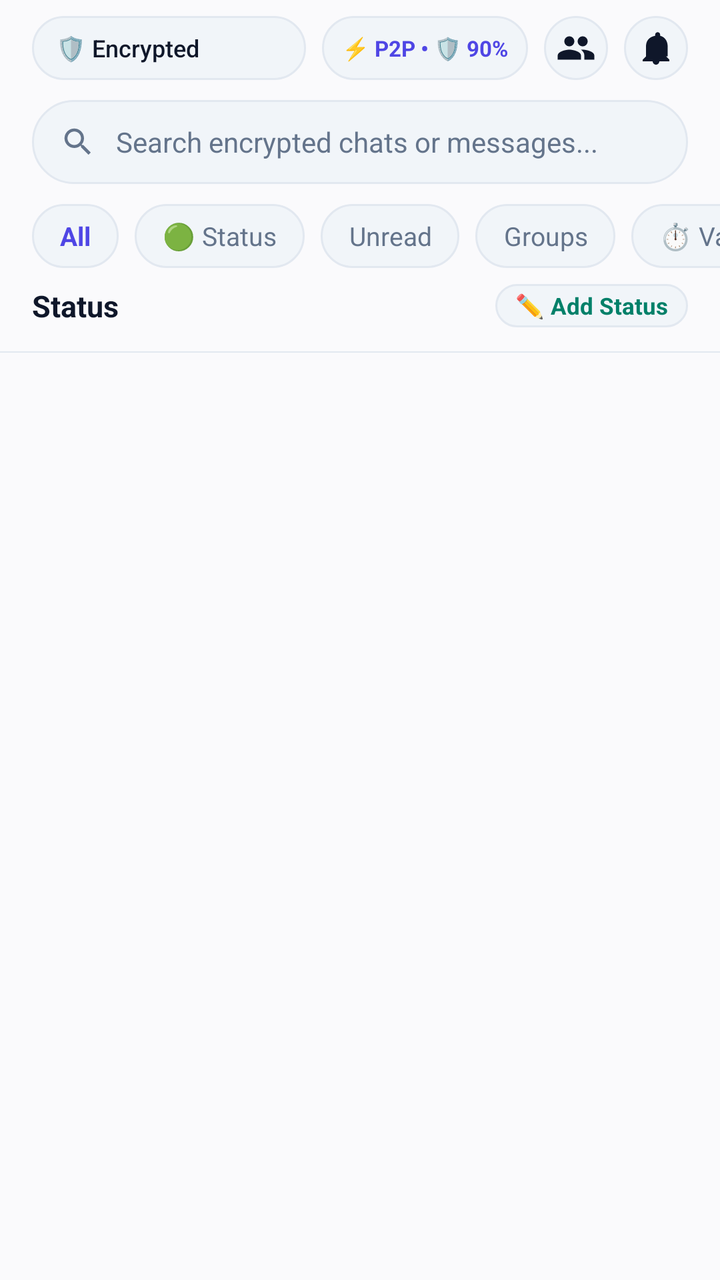
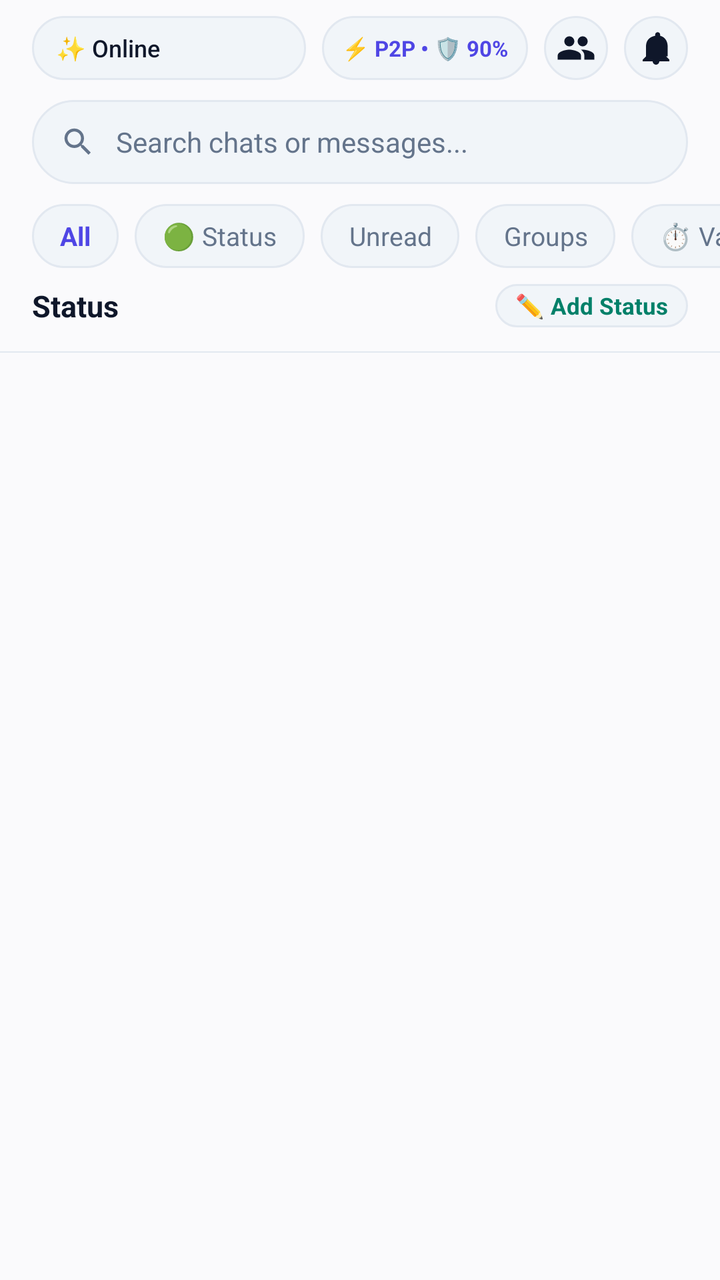

An Android layout rendered at two revisions. The XML below is the earlier revision; the diff shows what the commit changed to produce the second picture.
<!-- AndroidManifest.xml: application theme Theme.VEIL -->
<!-- res/layout/fragment_home.xml -->
<?xml version="1.0" encoding="utf-8"?>
<RelativeLayout xmlns:android="http://schemas.android.com/apk/res/android"
    xmlns:app="http://schemas.android.com/apk/res-auto"
    android:layout_width="match_parent"
    android:layout_height="match_parent"
    android:background="@color/colorBackground">

    <androidx.coordinatorlayout.widget.CoordinatorLayout
        android:id="@+id/homeCoordinatorLayout"
        android:layout_width="match_parent"
        android:layout_height="match_parent">

        <com.google.android.material.appbar.AppBarLayout
            android:id="@+id/homeAppBarLayout"
            android:layout_width="match_parent"
            android:layout_height="wrap_content"
            android:background="@android:color/transparent"
            app:elevation="0dp">

            <LinearLayout
                android:id="@+id/homeHeaderSection"
                android:layout_width="match_parent"
                android:layout_height="wrap_content"
                android:orientation="vertical"
                app:layout_scrollFlags="scroll|enterAlways">

            
            <LinearLayout
                android:id="@+id/personaStatusBar"
                android:layout_width="match_parent"
                android:layout_height="wrap_content"
                android:orientation="horizontal"
                android:gravity="center_vertical"
                android:paddingStart="16dp"
                android:paddingEnd="16dp"
                android:paddingTop="8dp"
                android:paddingBottom="4dp">

                <TextView
                    android:id="@+id/btnActivePersona"
                    android:layout_width="0dp"
                    android:layout_height="32dp"
                    android:layout_weight="1"
                    android:background="@drawable/bg_filter_chip"
                    android:gravity="center_vertical"
                    android:paddingStart="12dp"
                    android:paddingEnd="12dp"
                    android:text="🛡️ Encrypted"
                    android:textColor="@color/textPrimary"
                    android:textSize="12sp"
                    android:fontFamily="sans-serif-medium"
                    android:maxLines="1"
                    android:ellipsize="end" />

                <TextView
                    android:id="@+id/tvMeshStatusPill"
                    android:layout_width="wrap_content"
                    android:layout_height="32dp"
                    android:layout_marginStart="8dp"
                    android:background="@drawable/bg_filter_chip"
                    android:gravity="center"
                    android:paddingStart="10dp"
                    android:paddingEnd="10dp"
                    android:text="⚡ P2P • 🛡️ 90%"
                    android:textColor="@color/colorPrimary"
                    android:textSize="11sp"
                    android:textStyle="bold" />

                <ImageButton
                    android:id="@+id/btnQuickNewGroup"
                    android:layout_width="32dp"
                    android:layout_height="32dp"
                    android:layout_marginStart="8dp"
                    android:background="@drawable/bg_filter_chip"
                    android:src="@drawable/ic_group"
                    android:padding="6dp"
                    android:scaleType="fitCenter"
                    app:tint="@color/textPrimary"
                    android:contentDescription="New Group" />

                <ImageButton
                    android:id="@+id/btnNotificationsBell"
                    android:layout_width="32dp"
                    android:layout_height="32dp"
                    android:layout_marginStart="8dp"
                    android:background="@drawable/bg_filter_chip"
                    android:src="@drawable/ic_notifications"
                    android:padding="6dp"
                    android:scaleType="fitCenter"
                    app:tint="@color/textPrimary"
                    android:contentDescription="Notifications" />
            </LinearLayout>

            
            <LinearLayout
                android:id="@+id/searchContainer"
                android:layout_width="match_parent"
                android:layout_height="42dp"
                android:layout_marginStart="16dp"
                android:layout_marginEnd="16dp"
                android:layout_marginTop="6dp"
                android:layout_marginBottom="4dp"
                android:background="@drawable/bg_chat_input"
                android:gravity="center_vertical"
                android:orientation="horizontal"
                android:paddingStart="14dp"
                android:paddingEnd="10dp">

                <ImageView
                    android:layout_width="18dp"
                    android:layout_height="18dp"
                    android:src="@drawable/ic_search"
                    app:tint="@color/textSecondary" />

                <EditText
                    android:id="@+id/etSearchChats"
                    android:layout_width="0dp"
                    android:layout_height="match_parent"
                    android:layout_weight="1"
                    android:layout_marginStart="10dp"
                    android:background="@null"
                    android:hint="Search encrypted chats or messages..."
                    android:textColor="@color/textPrimary"
                    android:textColorHint="@color/textSecondary"
                    android:textSize="14sp"
                    android:singleLine="true"
                    android:imeOptions="actionSearch" />

                <ImageView
                    android:id="@+id/btnClearSearch"
                    android:layout_width="24dp"
                    android:layout_height="24dp"
                    android:padding="4dp"
                    android:src="@drawable/ic_close"
                    app:tint="@color/textSecondary"
                    android:visibility="gone" />
            </LinearLayout>

            
            <HorizontalScrollView
                android:id="@+id/filterChipsScrollView"
                android:layout_width="match_parent"
                android:layout_height="wrap_content"
                android:scrollbars="none"
                android:paddingStart="16dp"
                android:paddingEnd="16dp"
                android:paddingTop="6dp"
                android:paddingBottom="6dp"
                android:clipToPadding="false">

                <LinearLayout
                    android:layout_width="wrap_content"
                    android:layout_height="wrap_content"
                    android:orientation="horizontal">

                    <TextView
                        android:id="@+id/chipFilterAll"
                        android:layout_width="wrap_content"
                        android:layout_height="32dp"
                        android:gravity="center"
                        android:paddingStart="14dp"
                        android:paddingEnd="14dp"
                        android:layout_marginEnd="8dp"
                        android:background="@drawable/bg_filter_chip"
                        android:text="All"
                        android:textColor="@color/colorPrimary"
                        android:textStyle="bold"
                        android:textSize="13sp" />

                    <TextView
                        android:id="@+id/chipFilterStatus"
                        android:layout_width="wrap_content"
                        android:layout_height="32dp"
                        android:gravity="center"
                        android:paddingStart="14dp"
                        android:paddingEnd="14dp"
                        android:layout_marginEnd="8dp"
                        android:background="@drawable/bg_filter_chip"
                        android:text="🟢 Status"
                        android:textColor="@color/textSecondary"
                        android:textSize="13sp" />

                    <TextView
                        android:id="@+id/chipFilterUnread"
                        android:layout_width="wrap_content"
                        android:layout_height="32dp"
                        android:gravity="center"
                        android:paddingStart="14dp"
                        android:paddingEnd="14dp"
                        android:layout_marginEnd="8dp"
                        android:background="@drawable/bg_filter_chip"
                        android:text="Unread"
                        android:textColor="@color/textSecondary"
                        android:textSize="13sp" />

                    <TextView
                        android:id="@+id/chipFilterGroups"
                        android:layout_width="wrap_content"
                        android:layout_height="32dp"
                        android:gravity="center"
                        android:paddingStart="14dp"
                        android:paddingEnd="14dp"
                        android:layout_marginEnd="8dp"
                        android:background="@drawable/bg_filter_chip"
                        android:text="Groups"
                        android:textColor="@color/textSecondary"
                        android:textSize="13sp" />

                    <TextView
                        android:id="@+id/chipFilterVanish"
                        android:layout_width="wrap_content"
                        android:layout_height="32dp"
                        android:gravity="center"
                        android:paddingStart="14dp"
                        android:paddingEnd="14dp"
                        android:layout_marginEnd="8dp"
                        android:background="@drawable/bg_filter_chip"
                        android:text="⏱️ Vanish"
                        android:textColor="@color/textSecondary"
                        android:textSize="13sp" />

                    <TextView
                        android:id="@+id/chipFilterPinned"
                        android:layout_width="wrap_content"
                        android:layout_height="32dp"
                        android:gravity="center"
                        android:paddingStart="14dp"
                        android:paddingEnd="14dp"
                        android:layout_marginEnd="8dp"
                        android:background="@drawable/bg_filter_chip"
                        android:text="📌 Pinned"
                        android:textColor="@color/textSecondary"
                        android:textSize="13sp" />

                    <TextView
                        android:id="@+id/chipFilterSecret"
                        android:layout_width="wrap_content"
                        android:layout_height="32dp"
                        android:gravity="center"
                        android:paddingStart="14dp"
                        android:paddingEnd="14dp"
                        android:background="@drawable/bg_filter_chip"
                        android:text="🔒 Secret Vault"
                        android:textColor="@color/textSecondary"
                        android:textSize="13sp" />
                </LinearLayout>
            </HorizontalScrollView>

            
            <LinearLayout
                android:id="@+id/statusTraySection"
                android:layout_width="match_parent"
                android:layout_height="wrap_content"
                android:orientation="vertical"
                android:paddingTop="2dp"
                android:paddingBottom="6dp">

                <LinearLayout
                    android:layout_width="match_parent"
                    android:layout_height="wrap_content"
                    android:orientation="horizontal"
                    android:gravity="center_vertical"
                    android:paddingStart="16dp"
                    android:paddingEnd="16dp"
                    android:paddingBottom="4dp">

                    <TextView
                        android:layout_width="0dp"
                        android:layout_height="wrap_content"
                        android:layout_weight="1"
                        android:text="Status"
                        android:textColor="@color/textPrimary"
                        android:textSize="15sp"
                        android:textStyle="bold" />

                    <TextView
                        android:id="@+id/btnAddMyStatusHeader"
                        android:layout_width="wrap_content"
                        android:layout_height="wrap_content"
                        android:background="@drawable/bg_filter_chip"
                        android:paddingStart="10dp"
                        android:paddingEnd="10dp"
                        android:paddingTop="3dp"
                        android:paddingBottom="3dp"
                        android:text="✏️ Add Status"
                        android:textColor="#008069"
                        android:textSize="11.5sp"
                        android:textStyle="bold" />
                </LinearLayout>

                <HorizontalScrollView
                    android:id="@+id/statusTilesScrollView"
                    android:layout_width="match_parent"
                    android:layout_height="wrap_content"
                    android:scrollbars="none"
                    android:paddingStart="16dp"
                    android:paddingEnd="16dp"
                    android:clipToPadding="false">

                    <LinearLayout
                        android:id="@+id/statusTilesContainer"
                        android:layout_width="wrap_content"
                        android:layout_height="wrap_content"
                        android:orientation="horizontal" />
                </HorizontalScrollView>

                <View
                    android:layout_width="match_parent"
                    android:layout_height="0.8dp"
                    android:layout_marginTop="8dp"
                    android:background="@color/colorOutline" />
            </LinearLayout>

            
            <LinearLayout
                android:id="@+id/secretVaultRow"
                android:layout_width="match_parent"
                android:layout_height="48dp"
                android:orientation="horizontal"
                android:gravity="center_vertical"
                android:paddingStart="20dp"
                android:paddingEnd="20dp"
                android:background="?attr/selectableItemBackground"
                android:visibility="gone">

                <ImageView
                    android:layout_width="20dp"
                    android:layout_height="20dp"
                    android:src="@drawable/ic_lock"
                    app:tint="@color/colorPrimary" />

                <TextView
                    android:layout_width="0dp"
                    android:layout_height="wrap_content"
                    android:layout_weight="1"
                    android:layout_marginStart="16dp"
                    android:text="Locked chats"
                    android:textColor="@color/textPrimary"
                    android:textSize="15sp"
                    android:fontFamily="sans-serif-medium" />

                <TextView
                    android:id="@+id/secretVaultCount"
                    android:layout_width="wrap_content"
                    android:layout_height="wrap_content"
                    android:textColor="@color/colorPrimary"
                    android:textSize="13sp"
                    android:textStyle="bold"
                    android:text="0" />

            </LinearLayout>

            <View
                android:id="@+id/secretVaultDivider"
                android:layout_width="match_parent"
                android:layout_height="1dp"
                android:background="@color/colorOutline"
                android:visibility="gone" />

            
            <LinearLayout
                android:id="@+id/archivedRow"
                android:layout_width="match_parent"
                android:layout_height="48dp"
                android:orientation="horizontal"
                android:gravity="center_vertical"
                android:paddingStart="20dp"
                android:paddingEnd="20dp"
                android:background="?attr/selectableItemBackground"
                android:visibility="gone">

                <ImageView
                    android:layout_width="20dp"
                    android:layout_height="20dp"
                    android:src="@drawable/ic_archive"
                    app:tint="@color/colorPrimary" />

                <TextView
                    android:layout_width="0dp"
                    android:layout_height="wrap_content"
                    android:layout_weight="1"
                    android:layout_marginStart="16dp"
                    android:text="Archived"
                    android:textColor="@color/textPrimary"
                    android:textSize="15sp"
                    android:fontFamily="sans-serif-medium" />

                <TextView
                    android:id="@+id/archivedCount"
                    android:layout_width="wrap_content"
                    android:layout_height="wrap_content"
                    android:textColor="@color/colorPrimary"
                    android:textSize="13sp"
                    android:textStyle="bold"
                    android:text="0" />

            </LinearLayout>

            <View
                android:id="@+id/archivedDivider"
                android:layout_width="match_parent"
                android:layout_height="1dp"
                android:background="@color/colorOutline"
                android:visibility="gone" />

            </LinearLayout>

        </com.google.android.material.appbar.AppBarLayout>

        
        <androidx.recyclerview.widget.RecyclerView
            android:id="@+id/chatsRecyclerView"
            android:layout_width="match_parent"
            android:layout_height="match_parent"
            app:layout_behavior="@string/appbar_scrolling_view_behavior"
            android:paddingTop="4dp"
            android:paddingBottom="96dp"
            android:clipToPadding="false"
            android:nestedScrollingEnabled="true"
            android:scrollbars="vertical" />

        
        <androidx.core.widget.NestedScrollView
            android:id="@+id/statusFeedScrollView"
            android:layout_width="match_parent"
            android:layout_height="match_parent"
            app:layout_behavior="@string/appbar_scrolling_view_behavior"
            android:visibility="gone"
            android:paddingBottom="96dp"
            android:clipToPadding="false">

            <LinearLayout
                android:id="@+id/statusFeedContainer"
                android:layout_width="match_parent"
                android:layout_height="wrap_content"
                android:orientation="vertical" />
        </androidx.core.widget.NestedScrollView>

        
        <LinearLayout
            android:id="@+id/emptyState"
            android:layout_width="match_parent"
            android:layout_height="match_parent"
            android:orientation="vertical"
            android:gravity="center"
            android:visibility="gone"
            android:padding="32dp"
            android:layout_marginTop="72dp">

            <ImageView
                android:layout_width="72dp"
                android:layout_height="72dp"
                android:src="@drawable/ic_chat_empty"
                android:layout_marginBottom="20dp"
                app:tint="@color/textSecondary"
                android:contentDescription="@string/no_conversations" />

            <TextView
                android:id="@+id/tvEmptyTitle"
                android:layout_width="wrap_content"
                android:layout_height="wrap_content"
                android:text="@string/no_conversations"
                android:textColor="@color/textPrimary"
                android:textSize="20sp"
                android:fontFamily="sans-serif-medium"
                android:layout_marginBottom="8dp" />

            <TextView
                android:id="@+id/tvEmptySubtitle"
                android:layout_width="wrap_content"
                android:layout_height="wrap_content"
                android:text="@string/start_new_conversation_hint"
                android:textColor="@color/textSecondary"
                android:textSize="14sp"
                android:gravity="center"
                android:lineSpacingExtra="2dp" />

            <com.google.android.material.button.MaterialButton
                android:id="@+id/startChatButton"
                android:layout_width="wrap_content"
                android:layout_height="48dp"
                android:text="@string/start_chat"
                android:textColor="@android:color/white"
                app:backgroundTint="@color/colorPrimary"
                app:cornerRadius="24dp"
                android:layout_marginTop="24dp"
                android:paddingStart="28dp"
                android:paddingEnd="28dp" />

        </LinearLayout>

        
        <ProgressBar
            android:id="@+id/loadingBar"
            android:layout_width="wrap_content"
            android:layout_height="wrap_content"
            android:layout_gravity="center"
            android:indeterminateTint="@color/colorPrimary"
            android:visibility="visible" />

    </androidx.coordinatorlayout.widget.CoordinatorLayout>

</RelativeLayout>
<!-- resources referenced by this layout -->
<resources>
  <color name="colorBackground">#FAFAFC</color>
  <color name="colorOutline">#E2E8F0</color>
  <color name="colorPrimary">#4F46E5</color>
  <color name="textPrimary">#0F172A</color>
  <color name="textSecondary">#64748B</color>
  <!-- drawable bg_chat_input (drawable) -->
  <?xml version="1.0" encoding="utf-8"?>
  <shape xmlns:android="http://schemas.android.com/apk/res/android"
      android:shape="rectangle">
      <corners android:radius="22dp" />
      <solid android:color="@color/colorSurfaceVariant" />
      <stroke
          android:width="1dp"
          android:color="@color/colorOutline" />
  </shape>
  <!-- drawable bg_filter_chip (drawable) -->
  <?xml version="1.0" encoding="utf-8"?>
  <shape xmlns:android="http://schemas.android.com/apk/res/android"
      android:shape="rectangle">
      <corners android:radius="18dp" />
      <solid android:color="@color/colorSurfaceVariant" />
      <stroke
          android:width="1dp"
          android:color="@color/colorOutline" />
  </shape>
  <!-- drawable ic_chat_empty (drawable) -->
  <vector xmlns:android="http://schemas.android.com/apk/res/android"
      android:width="24dp"
      android:height="24dp"
      android:viewportWidth="24"
      android:viewportHeight="24">
      <path
          android:fillColor="@color/text_primary"
          android:pathData="M20,2H4C2.9,2 2,2.9 2,4v18l4,-4h14c1.1,0 2,-0.9 2,-2V4C22,2.9 21.1,2 20,2zM20,16H5.17L4,17.17V4h16V16z"/>
  </vector>
  <!-- drawable ic_close (drawable) -->
  <vector xmlns:android="http://schemas.android.com/apk/res/android"
      android:width="24dp"
      android:height="24dp"
      android:viewportWidth="24"
      android:viewportHeight="24">
      <path
          android:fillColor="@color/text_primary"
          android:pathData="M19,6.41L17.59,5 12,10.59 6.41,5 5,6.41 10.59,12 5,17.59 6.41,19 12,13.41 17.59,19 19,17.59 13.41,12z"/>
  </vector>
  <!-- drawable ic_notifications (drawable) -->
  <vector xmlns:android="http://schemas.android.com/apk/res/android"
      android:width="24dp"
      android:height="24dp"
      android:viewportWidth="24"
      android:viewportHeight="24">
      <path
          android:fillColor="@color/text_primary"
          android:pathData="M12,22c1.1,0 2,-0.9 2,-2h-4c0,1.1 0.9,2 2,2zM19,17v-6c0,-3.07 -1.64,-5.64 -4.5,-6.32L14.5,4c0,-0.83 -0.67,-1.5 -1.5,-1.5s-1.5,0.67 -1.5,1.5v0.68C7.63,5.36 6,7.92 6,11v6l-2,2v1h16v-1l-2,-2z"/>
  </vector>
  <string name="no_conversations">No conversations yet</string>
  <string name="start_chat">Start Chat</string>
  <string name="start_new_conversation_hint">Start a new conversation to get started</string>
  <style name="Theme.VEIL" parent="Base.Theme.VEIL" />
  <color name="colorSurfaceVariant">#F1F5F9</color>
  <color name="text_primary">#0F172A</color>
  <color name="colorOnPrimary">#FFFFFF</color>
  <color name="colorPrimaryContainer">#EEF2FF</color>
  <color name="colorOnPrimaryContainer">#3730A3</color>
  <color name="colorSurface">#FFFFFF</color>
  <style name="ModernBottomSheetDialogTheme" parent="Theme.Material3.DayNight.BottomSheetDialog">
          <item name="bottomSheetStyle">@style/ModernBottomSheetStyle</item>
          <item name="android:windowIsFloating">false</item>
          <item name="android:statusBarColor">@android:color/transparent</item>
          <item name="android:navigationBarColor">@android:color/transparent</item>
      </style>
  <style name="ModernBottomSheetStyle" parent="Widget.Material3.BottomSheet">
          <item name="android:background">@android:color/transparent</item>
      </style>
  <!-- unchanged entries left out for length: 5 -->
</resources>

<!-- the commit's change to res/layout/fragment_home.xml (unified diff, before → after) -->
@@ -45,7 +45,7 @@
                     android:gravity="center_vertical"
                     android:paddingStart="12dp"
                     android:paddingEnd="12dp"
-                    android:text="🛡️ Encrypted"
+                    android:text="✨ Online"
                     android:textColor="@color/textPrimary"
                     android:textSize="12sp"
                     android:fontFamily="sans-serif-medium"
@@ -119,7 +119,7 @@
                     android:layout_weight="1"
                     android:layout_marginStart="10dp"
                     android:background="@null"
-                    android:hint="Search encrypted chats or messages..."
+                    android:hint="Search chats or messages..."
                     android:textColor="@color/textPrimary"
                     android:textColorHint="@color/textSecondary"
                     android:textSize="14sp"
